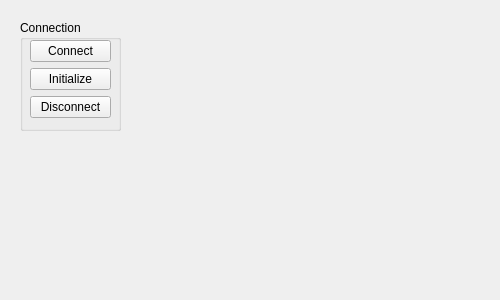
Old version of the form labjack.ui in the repository adegirmenci/HBL-ICEbot.
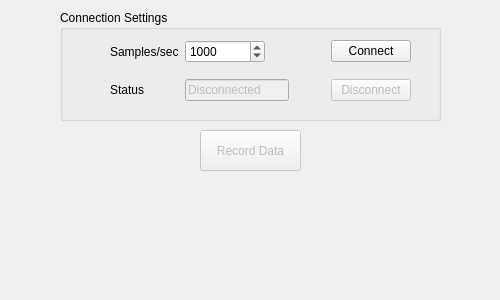
New version of the form.

Commit message:
Created LabJack UI. Not functional yet.
I have implemented a worker-object on a separate thread to allow
for reading the LabJack data and saving it to a file without
affecting the main event loop. The data will be written using
a buffered IO streamer.

The edit to the form file:
```diff
--- a/labjack.ui
+++ b/labjack.ui
@@ -16,49 +16,133 @@
   <widget class="QGroupBox" name="groupBox">
    <property name="geometry">
     <rect>
-     <x>20</x>
-     <y>20</y>
-     <width>101</width>
+     <x>60</x>
+     <y>10</y>
+     <width>381</width>
      <height>111</height>
     </rect>
    </property>
    <property name="title">
-    <string>Connection</string>
+    <string>Connection Settings</string>
    </property>
    <widget class="QWidget" name="verticalLayoutWidget">
     <property name="geometry">
      <rect>
-      <x>10</x>
+      <x>50</x>
       <y>20</y>
-      <width>81</width>
-      <height>81</height>
+      <width>301</width>
+      <height>82</height>
      </rect>
     </property>
-    <layout class="QVBoxLayout" name="verticalLayout">
-     <item>
-      <widget class="QPushButton" name="pushButton">
+    <layout class="QGridLayout" name="gridLayout">
+     <item row="0" column="2">
+      <spacer name="horizontalSpacer">
+       <property name="orientation">
+        <enum>Qt::Horizontal</enum>
+       </property>
+       <property name="sizeHint" stdset="0">
+        <size>
+         <width>40</width>
+         <height>20</height>
+        </size>
+       </property>
+      </spacer>
+     </item>
+     <item row="0" column="3">
+      <widget class="QPushButton" name="connectButton">
        <property name="text">
         <string>Connect</string>
        </property>
       </widget>
      </item>
-     <item>
-      <widget class="QPushButton" name="pushButton_2">
+     <item row="0" column="1">
+      <widget class="QSpinBox" name="samplesPsecSpinBox">
+       <property name="maximumSize">
+        <size>
+         <width>80</width>
+         <height>16777215</height>
+        </size>
+       </property>
+       <property name="minimum">
+        <number>1</number>
+       </property>
+       <property name="maximum">
+        <number>2000</number>
+       </property>
+       <property name="singleStep">
+        <number>100</number>
+       </property>
+       <property name="value">
+        <number>1000</number>
+       </property>
+      </widget>
+     </item>
+     <item row="1" column="1">
+      <widget class="QLineEdit" name="statusLineEdit">
+       <property name="enabled">
+        <bool>false</bool>
+       </property>
        <property name="text">
-        <string>Initialize</string>
+        <string>Disconnected</string>
        </property>
       </widget>
      </item>
-     <item>
-      <widget class="QPushButton" name="pushButton_3">
+     <item row="1" column="0">
+      <widget class="QLabel" name="statusLabel">
+       <property name="text">
+        <string>Status</string>
+       </property>
+      </widget>
+     </item>
+     <item row="1" column="3">
+      <widget class="QPushButton" name="disconnectButton">
+       <property name="enabled">
+        <bool>false</bool>
+       </property>
        <property name="text">
         <string>Disconnect</string>
        </property>
       </widget>
      </item>
+     <item row="1" column="2">
+      <spacer name="horizontalSpacer_2">
+       <property name="orientation">
+        <enum>Qt::Horizontal</enum>
+       </property>
+       <property name="sizeHint" stdset="0">
+        <size>
+         <width>40</width>
+         <height>20</height>
+        </size>
+       </property>
+      </spacer>
+     </item>
+     <item row="0" column="0">
+      <widget class="QLabel" name="samplesPsecLabel">
+       <property name="text">
+        <string>Samples/sec</string>
+       </property>
+      </widget>
+     </item>
     </layout>
    </widget>
   </widget>
+  <widget class="QPushButton" name="recordButton">
+   <property name="enabled">
+    <bool>false</bool>
+   </property>
+   <property name="geometry">
+    <rect>
+     <x>200</x>
+     <y>130</y>
+     <width>101</width>
+     <height>41</height>
+    </rect>
+   </property>
+   <property name="text">
+    <string>Record Data</string>
+   </property>
+  </widget>
  </widget>
  <resources/>
  <connections/>
```
Left out of the diff: 4 changed lines with no effect on the pictures. The commit also changes 3 other files.
